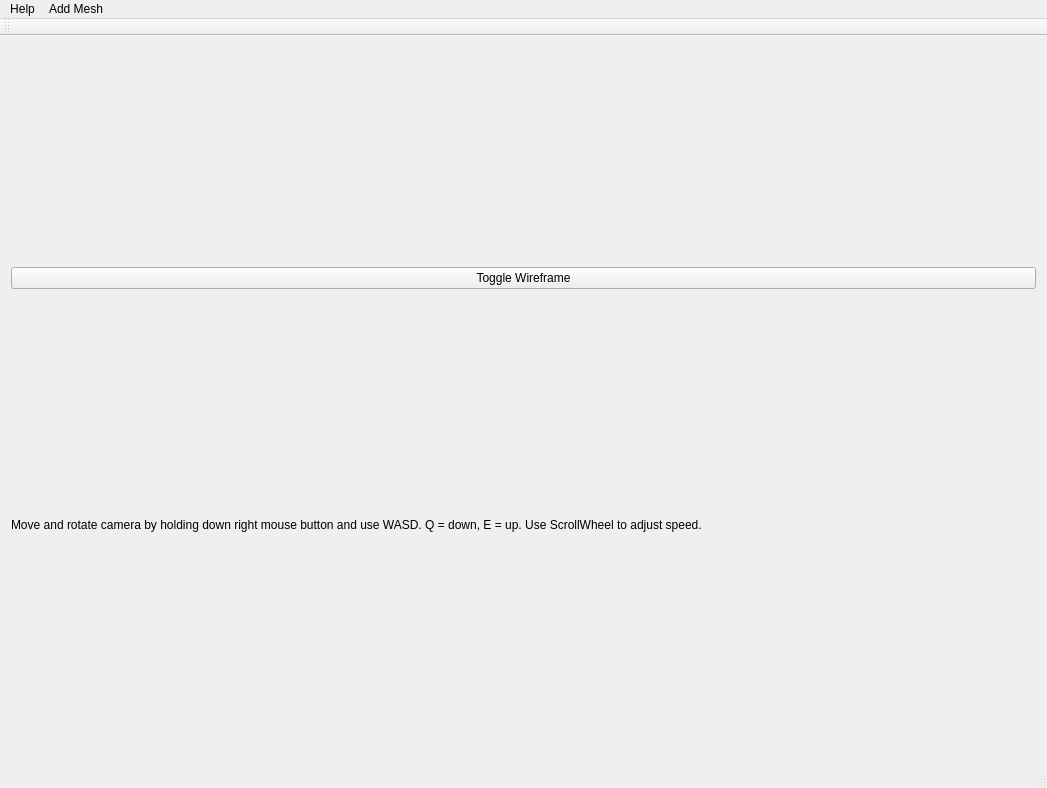
FredrikEik/Game_Engine_Architecture, file mainwindow.ui: the form before one commit.
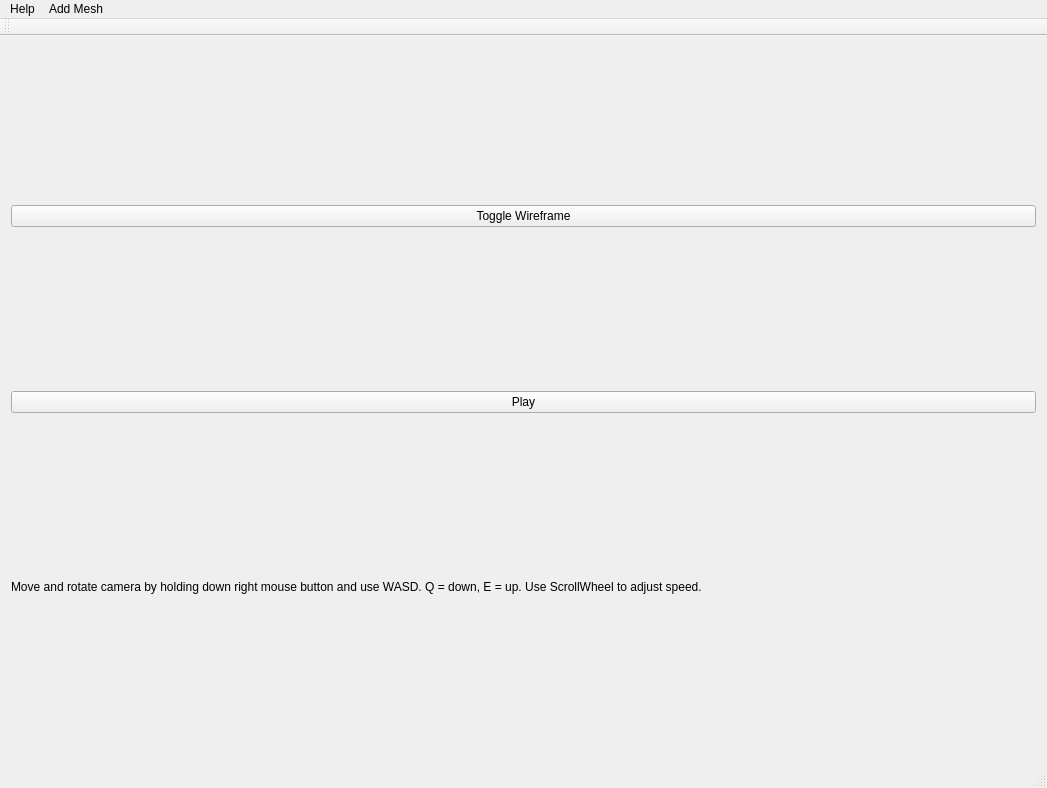
The form after the commit.

Commit message: Pause button

```diff
--- a/mainwindow.ui
+++ b/mainwindow.ui
@@ -25,6 +25,13 @@
       </property>
      </widget>
     </item>
+    <item>
+     <widget class="QPushButton" name="pushButton_2">
+      <property name="text">
+       <string>Play</string>
+      </property>
+     </widget>
+    </item>
     <item>
      <widget class="QLabel" name="label">
       <property name="sizePolicy">
```
The commit also changes 4 other files.
